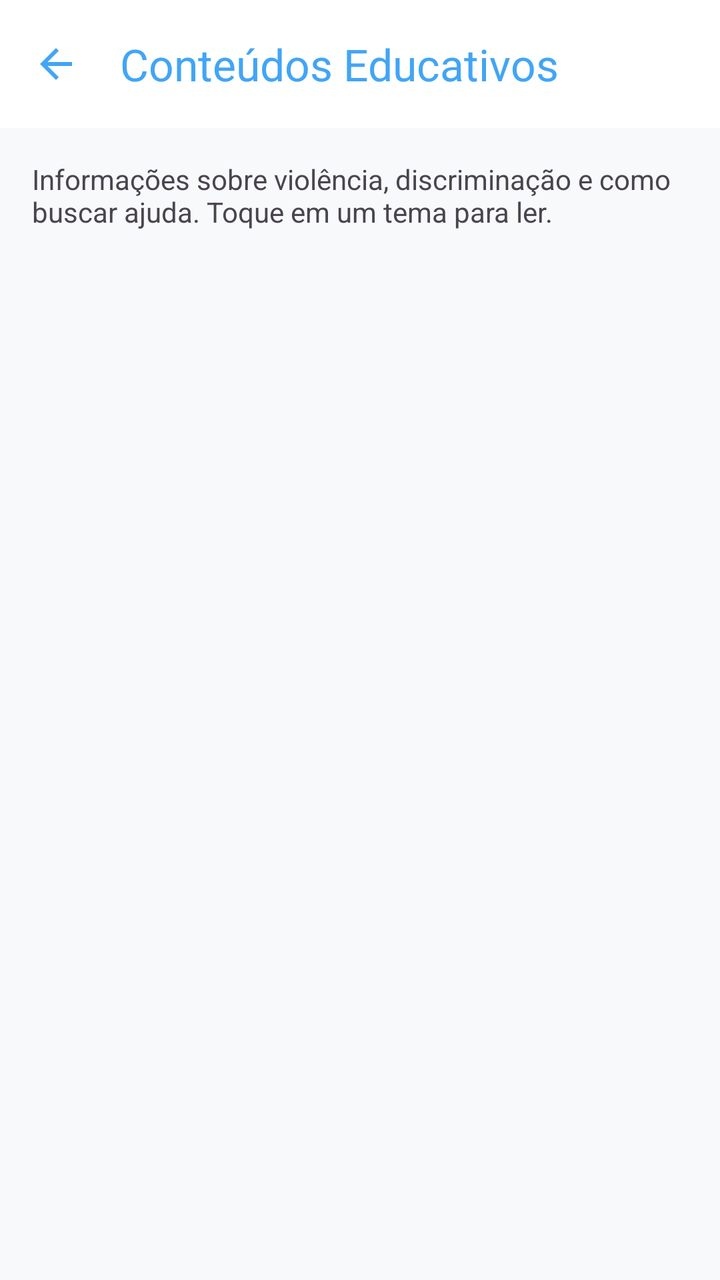
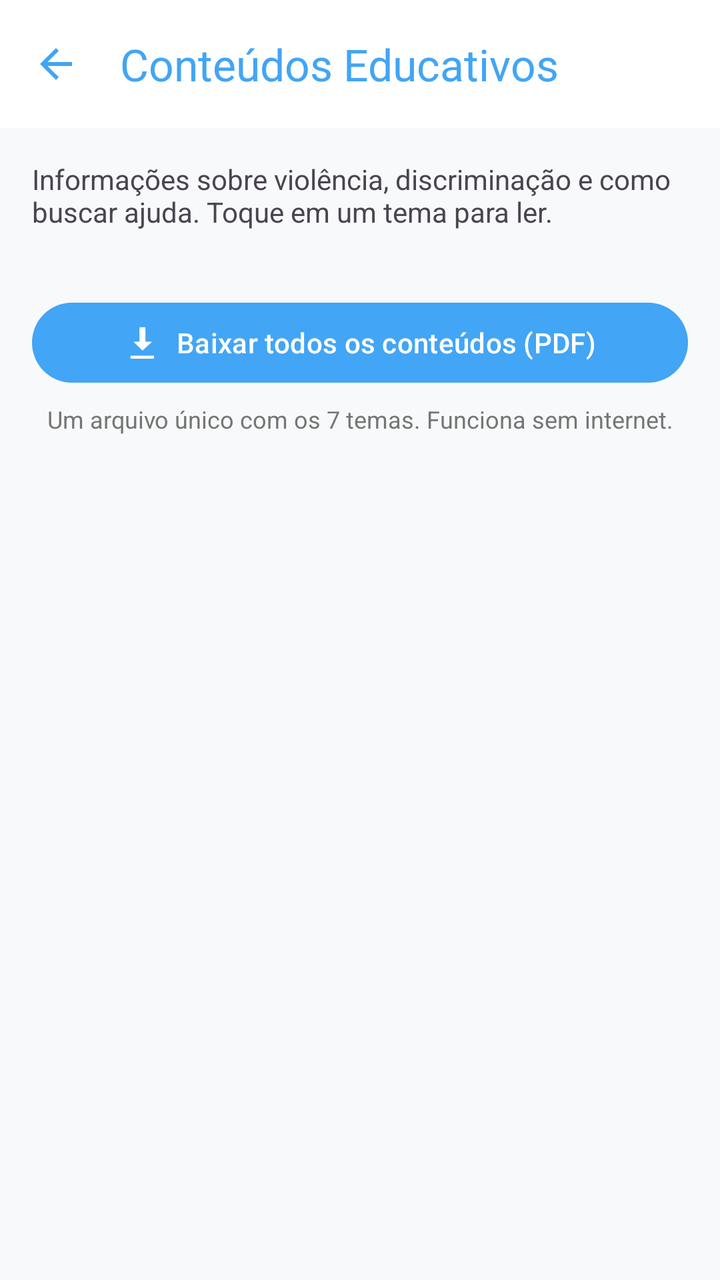

Before-and-after screenshots of an Android layout around one commit, followed by the original layout XML and the change that was made.
<!-- AndroidManifest.xml: application theme Theme.Ampara -->
<!-- res/layout/activity_conteudo.xml -->
<?xml version="1.0" encoding="utf-8"?>
<androidx.coordinatorlayout.widget.CoordinatorLayout xmlns:android="http://schemas.android.com/apk/res/android"
    xmlns:app="http://schemas.android.com/apk/res-auto"
    xmlns:tools="http://schemas.android.com/tools"
    android:layout_width="match_parent"
    android:layout_height="match_parent"
    android:background="#F8F9FA"
    tools:context=".ui.ConteudoActivity">

    <com.google.android.material.appbar.AppBarLayout
        android:layout_width="match_parent"
        android:layout_height="wrap_content"
        android:background="@color/white">

        <com.google.android.material.appbar.MaterialToolbar
            android:id="@+id/toolbarConteudo"
            android:layout_width="match_parent"
            android:layout_height="?attr/actionBarSize"
            app:navigationIcon="?attr/homeAsUpIndicator"
            app:navigationIconTint="@color/primary_ampara"
            app:title="Conteúdos Educativos"
            app:titleTextColor="@color/primary_ampara" />
    </com.google.android.material.appbar.AppBarLayout>

    <androidx.core.widget.NestedScrollView
        android:layout_width="match_parent"
        android:layout_height="match_parent"
        app:layout_behavior="@string/appbar_scrolling_view_behavior">

        <LinearLayout
            android:layout_width="match_parent"
            android:layout_height="wrap_content"
            android:orientation="vertical"
            android:padding="16dp">

            <TextView
                android:layout_width="match_parent"
                android:layout_height="wrap_content"
                android:layout_marginBottom="12dp"
                android:text="Informações sobre violência, discriminação e como buscar ajuda. Toque em um tema para ler."
                android:textColor="@color/text_dark"
                android:textSize="14sp" />

            <androidx.recyclerview.widget.RecyclerView
                android:id="@+id/rvConteudos"
                android:layout_width="match_parent"
                android:layout_height="wrap_content"
                android:nestedScrollingEnabled="false" />
        </LinearLayout>
    </androidx.core.widget.NestedScrollView>
</androidx.coordinatorlayout.widget.CoordinatorLayout>
<!-- resources referenced by this layout -->
<resources>
  <color name="primary_ampara">#42A5F5</color>
  <color name="text_dark">#49454F</color>
  <color name="white">#FFFFFFFF</color>
  <style name="Theme.Ampara" parent="Theme.Material3.DayNight.NoActionBar">
          
          <item name="colorPrimary">@color/primary_ampara</item>
          <item name="colorOnPrimary">@color/white</item>
          <item name="colorPrimaryContainer">@color/primary_ampara_light</item>
  
          
          <item name="android:statusBarColor">@color/primary_ampara</item>
      </style>
  <color name="primary_ampara_light">#E3F2FD</color>
</resources>

<!-- the commit's change to res/layout/activity_conteudo.xml (unified diff, before → after) -->
@@ -46,6 +46,26 @@
                 android:layout_width="match_parent"
                 android:layout_height="wrap_content"
                 android:nestedScrollingEnabled="false" />
+
+            <com.google.android.material.button.MaterialButton
+                android:id="@+id/btnBaixarTudo"
+                android:layout_width="match_parent"
+                android:layout_height="wrap_content"
+                android:layout_marginTop="20dp"
+                android:text="Baixar todos os conteúdos (PDF)"
+                android:textAllCaps="false"
+                app:backgroundTint="@color/primary_ampara"
+                app:icon="@android:drawable/stat_sys_download"
+                app:iconGravity="textStart" />
+
+            <TextView
+                android:layout_width="match_parent"
+                android:layout_height="wrap_content"
+                android:layout_marginTop="6dp"
+                android:gravity="center"
+                android:text="Um arquivo único com os 7 temas. Funciona sem internet."
+                android:textColor="@color/text_gray"
+                android:textSize="12sp" />
         </LinearLayout>
     </androidx.core.widget.NestedScrollView>
 </androidx.coordinatorlayout.widget.CoordinatorLayout>
<!-- resource entries referenced after the edit -->
@@ -2,6 +2,7 @@
 <resources>
   <color name="primary_ampara">#42A5F5</color>
   <color name="text_dark">#49454F</color>
+  <color name="text_gray">#757575</color>
   <color name="white">#FFFFFFFF</color>
   <style name="Theme.Ampara" parent="Theme.Material3.DayNight.NoActionBar">
           
